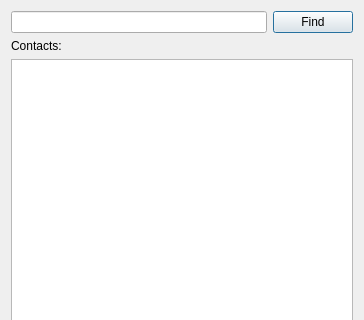
Qt form client/forms/ui_forms/contacts.ui (machine23/hanita) before a commit; both pictures show x 0 to 364 and y 0 to 320 of the 364 by 575 pixel window.
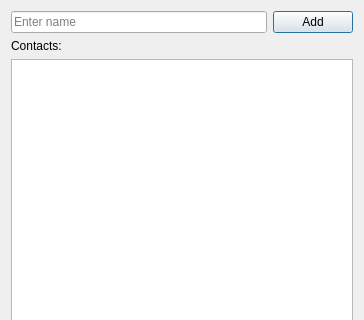
The same form after that commit.

What changed in the file:
```diff
--- a/client/forms/ui_forms/contacts.ui
+++ b/client/forms/ui_forms/contacts.ui
@@ -19,12 +19,16 @@
      <item>
       <layout class="QHBoxLayout" name="horizontalLayout">
        <item>
-        <widget class="QLineEdit" name="le_find_input"/>
+        <widget class="QLineEdit" name="le_add_input">
+         <property name="placeholderText">
+          <string>Enter name</string>
+         </property>
+        </widget>
        </item>
        <item>
         <widget class="QPushButton" name="pb_find_contact">
          <property name="text">
-          <string>Find</string>
+          <string>Add</string>
          </property>
         </widget>
        </item>
```
Left out of the diff: 8 changed lines with no effect on the pictures.
